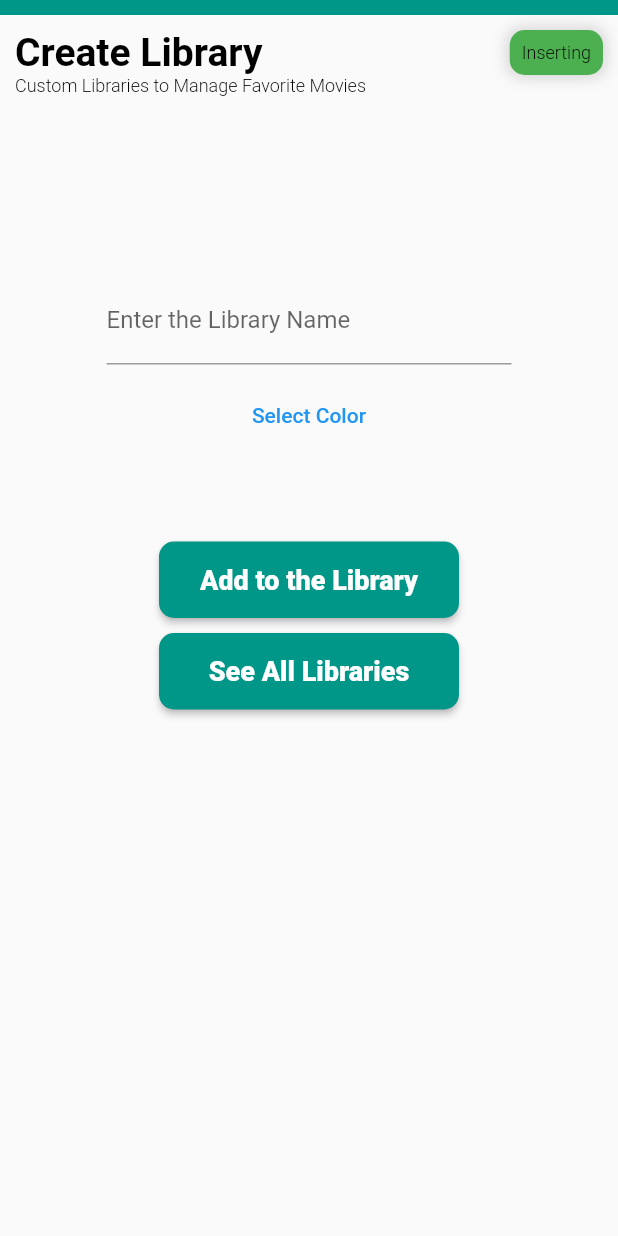
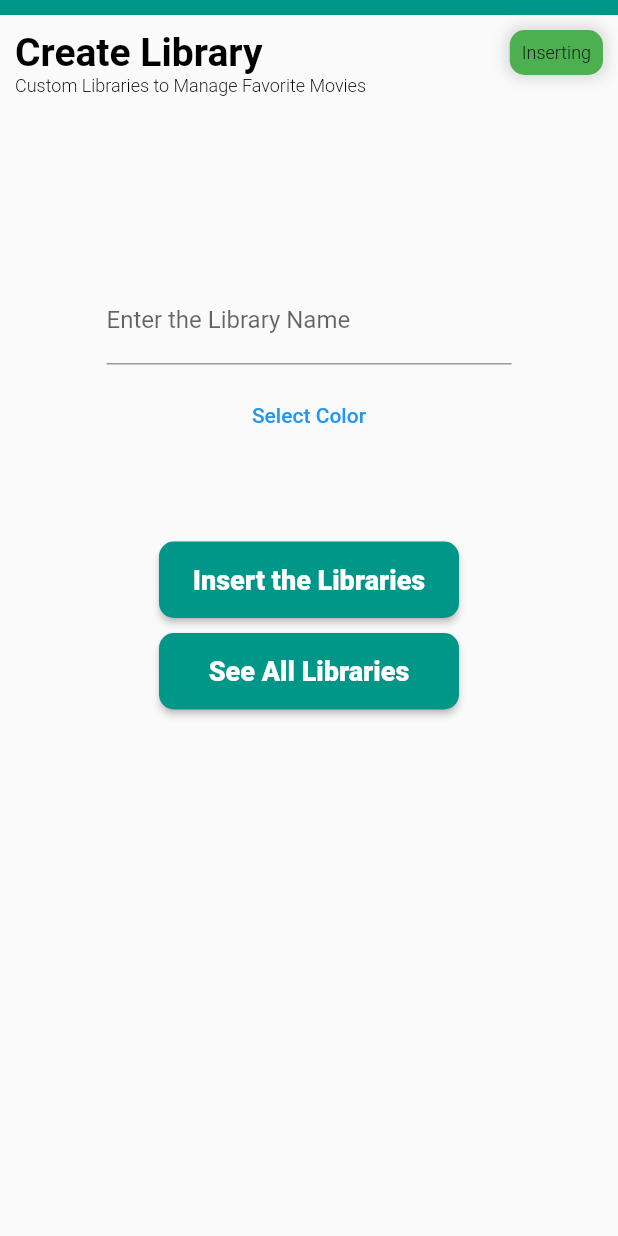
Before and after one commit to taneesha97/ctse_flutter_assignment, a Flutter app: the LibraryForm screen opened directly, on a phone screen of 412 x 824 dp. Run offline on Flutter 3.47's test engine with Material 2 defaults, Android fonts, the phone set to English and light mode, and no system bars; our stand-ins replace cloud_firestore, firebase_auth, firebase_core, flutter_colorpicker, fluttertoast, get and 3 more; missing offline and left inert: reviews_slider; accounts and stored records are empty; Roboto replaces fonts that are missing (Montserrat).

Commit message:
Read Me File Updated.

```diff
--- a/lib/screens/movie_library_form.dart
+++ b/lib/screens/movie_library_form.dart
@@ -213,7 +213,7 @@ class _LibraryFormState extends State<LibraryForm> {
                           }
                         },
                         child: Text(
-                          "Add to the Library",
+                          widget.functionValue==0?"Insert the Libraries":"Update the Library",
                           style: Styles.navBarTitle,
                         )),
                   ),
```
Also changed, not shown: readme-image.png, 1 other file.
